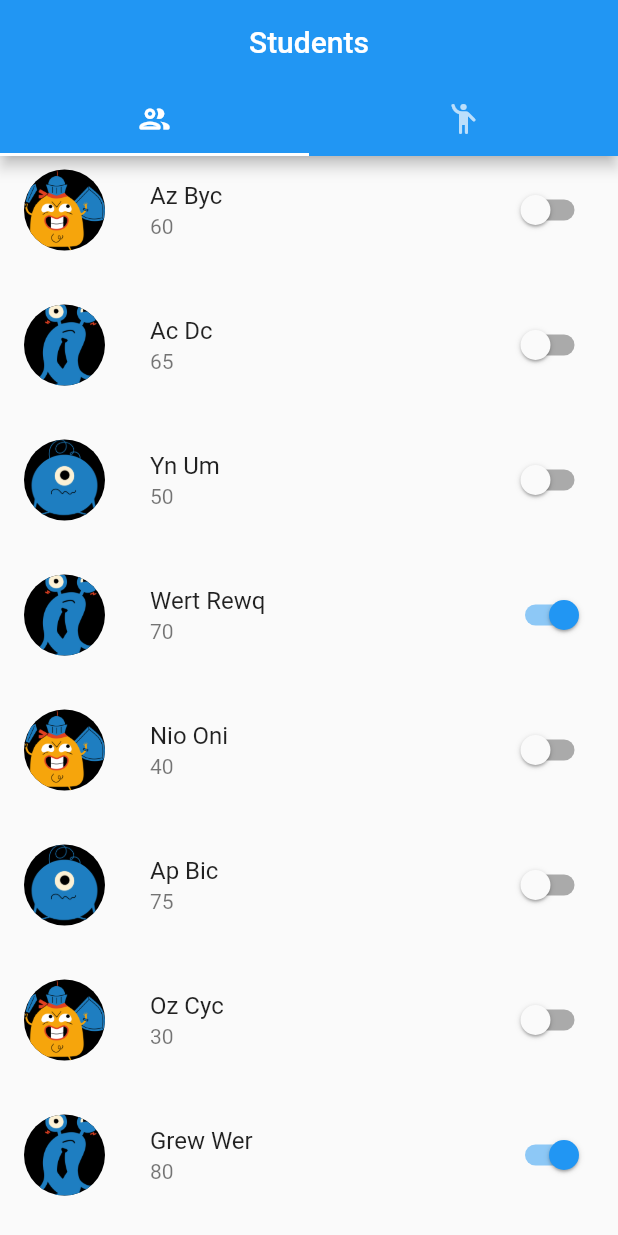
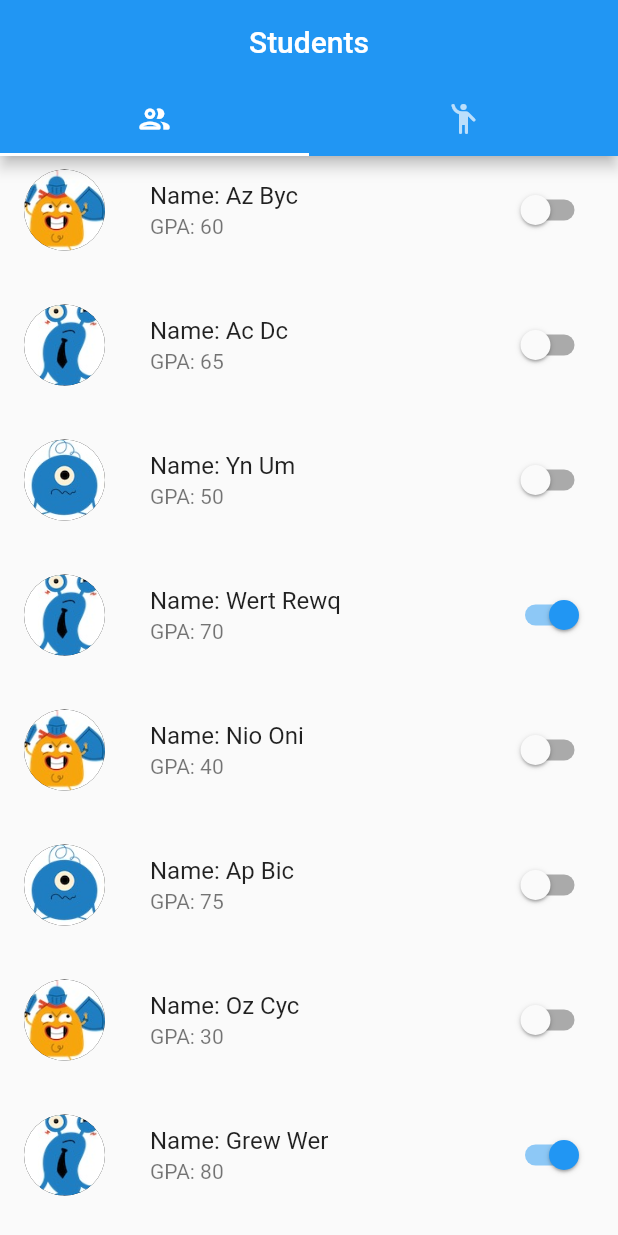
Before and after one commit to PaulRublev/devtools_flutter, a Flutter app: the screen it shows after launch, on a phone screen of 412 x 824 dp. Run offline on Flutter 3.47's test engine with Material 2 defaults, Android fonts, the phone set to English and light mode, and no system bars.

Commit message:
Refactor code

```diff
--- a/lib/main.dart
+++ b/lib/main.dart
@@ -3,5 +3,5 @@ import 'package:flutter/material.dart';
 import 'src/widgets/app.dart';
 
 void main() {
-  runApp(App());
+  runApp(const App());
 }
--- a/lib/src/student.dart
+++ b/lib/src/student.dart
@@ -12,17 +12,17 @@ class Student {
 }
 
 List<Student> students = [
-  Student('Az Byc', false, 60, 'jelly-armored.png'),
-  Student('Ac Dc', false, 65, 'jelly-confused.png'),
-  Student('Yn Um', false, 50, 'jelly-sad.png'),
-  Student('Wert Rewq', true, 70, 'jelly-confused.png'),
-  Student('Nio Oni', false, 40, 'jelly-armored.png'),
-  Student('Ap Bic', false, 75, 'jelly-sad.png'),
-  Student('Oz Cyc', false, 30, 'jelly-armored.png'),
-  Student('Grew Wer', true, 80, 'jelly-confused.png'),
-  Student('Hoj Ooui', false, 20, 'jelly-sad.png'),
-  Student('Njk Fsd', true, 85, 'jelly-armored.png'),
-  Student('Bup Pup', false, 10, 'jelly-sad.png'),
-  Student('Qdd Sdd', true, 90, 'jelly-confused.png'),
-  Student('Zom Comm', false, 0, 'jelly-armored.png'),
+  Student('Az Byc', false, 60, 'jelly-armored.jpg'),
+  Student('Ac Dc', false, 65, 'jelly-confused.jpg'),
+  Student('Yn Um', false, 50, 'jelly-sad.jpg'),
+  Student('Wert Rewq', true, 70, 'jelly-confused.jpg'),
+  Student('Nio Oni', false, 40, 'jelly-armored.jpg'),
+  Student('Ap Bic', false, 75, 'jelly-sad.jpg'),
+  Student('Oz Cyc', false, 30, 'jelly-armored.jpg'),
+  Student('Grew Wer', true, 80, 'jelly-confused.jpg'),
+  Student('Hoj Ooui', false, 20, 'jelly-sad.jpg'),
+  Student('Njk Fsd', true, 85, 'jelly-armored.jpg'),
+  Student('Bup Pup', false, 10, 'jelly-sad.jpg'),
+  Student('Qdd Sdd', true, 90, 'jelly-confused.jpg'),
+  Student('Zom Comm', false, 0, 'jelly-armored.jpg'),
 ];
--- a/lib/src/widgets/app.dart
+++ b/lib/src/widgets/app.dart
@@ -3,7 +3,7 @@ import 'package:flutter/material.dart';
 import 'home_page.dart';
 
 class App extends StatelessWidget {
-  App({super.key});
+  const App({super.key});
 
   @override
   Widget build(BuildContext context) {
--- /dev/null
+++ b/lib/src/widgets/custom_list_view.dart
@@ -0,0 +1,57 @@
+import 'package:flutter/material.dart';
+
+import '../student.dart';
+import 'custom_bottom_sheet.dart';
+import 'students_list.dart';
+
+class CustomListView extends StatefulWidget {
+  final bool isActivistsView;
+
+  const CustomListView({super.key, required this.isActivistsView});
+
+  @override
+  State<CustomListView> createState() => _CustomListViewState();
+}
+
+class _CustomListViewState extends State<CustomListView> {
+  @override
+  Widget build(BuildContext context) {
+    List<Student> students = widget.isActivistsView
+        ? StudentsList.of(context)
+                ?.students
+                .where((element) => element.isActivist)
+                .toList() ??
+            []
+        : StudentsList.of(context)?.students ?? [];
+
+    return ListView.builder(
+      itemCount: students.length,
+      itemBuilder: (context, index) {
+        return SizedBox(
+          height: 90,
+          child: ListTile(
+            horizontalTitleGap: 30,
+            leading: CircleAvatar(
+              radius: 27,
+              backgroundColor: Colors.black,
+              backgroundImage: AssetImage(students[index].avatarPath),
+            ),
+            title: Text('Name: ${students[index].name}'),
+            subtitle: Text('GPA: ${students[index].gpa}'),
+            trailing: Switch(
+              value: students[index].isActivist,
+              onChanged: (value) async {
+                await showModalBottomSheet(
+                  context: context,
+                  builder: (context) =>
+                      CustomBottomSheet(student: students[index]),
+                );
+                setState(() {});
+              },
+            ),
+          ),
+        );
+      },
+    );
+  }
+}
--- a/lib/src/widgets/home_page.dart
+++ b/lib/src/widgets/home_page.dart
@@ -1,172 +1,41 @@
 import 'package:flutter/material.dart';
 
 import '../student.dart';
+import 'custom_list_view.dart';
+import 'students_list.dart';
 
-class HomePage extends StatefulWidget {
+class HomePage extends StatelessWidget {
   HomePage({super.key});
 
-  @override
-  State<HomePage> createState() => _HomePageState();
-}
-
-class _HomePageState extends State<HomePage> {
   final List<Student> studentsList = List.castFrom(students);
 
   @override
   Widget build(BuildContext context) {
-    return MaterialApp(
+    return StudentsList(
+      students: studentsList,
+      child: MaterialApp(
         home: DefaultTabController(
           length: 2,
           child: Scaffold(
             appBar: AppBar(
-            bottom: TabBar(
-              onTap: (value) {
-                setState(() {});
-              },
+              bottom: const TabBar(
                 tabs: [
                   Tab(icon: Icon(Icons.people_outline_rounded)),
                   Tab(icon: Icon(Icons.emoji_people_rounded)),
                 ],
               ),
-            title: Text('Students'),
+              title: const Text('Students'),
               centerTitle: true,
             ),
-          body: TabBarView(
+            body: const TabBarView(
               children: [
-              makeStudentsView(),
-              makeActivistsView(),
+                CustomListView(isActivistsView: false),
+                CustomListView(isActivistsView: true),
               ],
+            ),
           ),
         ),
       ),
     );
   }
-
-  Widget makeStudentsView() {
-    return ListView.builder(
-      itemCount: studentsList.length,
-      itemBuilder: (context, index) {
-        return SizedBox(
-          height: 90,
-          child: ListTile(
-            horizontalTitleGap: 30,
-            leading: CircleAvatar(
-              radius: 27,
-              backgroundColor: Colors.black,
-              backgroundImage: AssetImage(studentsList[index].avatarPath),
-            ),
-            title: Text(studentsList[index].name),
-            subtitle: Text(studentsList[index].gpa.toString()),
-            trailing: Switch(
-              value: studentsList[index].isActivist,
-              onChanged: (value) async {
-                await showModalBottomSheet(
-                  context: context,
-                  builder: (context) => Column(
-                    mainAxisSize: MainAxisSize.min,
-                    children: [
-                      Padding(
-                        padding: EdgeInsets.all(15),
-                        child: value
-                            ? Text(
-                                'Add ${studentsList[index].name} with GPA: ${studentsList[index].gpa} to activists?',
-                              )
-                            : Text(
-                                'Remove ${studentsList[index].name} with GPA: ${studentsList[index].gpa} from activists?',
-                              ),
-                      ),
-                      Row(
-                        mainAxisAlignment: MainAxisAlignment.spaceEvenly,
-                        children: [
-                          ElevatedButton(
-                            onPressed: () {
-                              studentsList[index].isActivist = value;
-                              Navigator.pop(context);
-                            },
-                            child: Icon(Icons.check_rounded),
-                          ),
-                          OutlinedButton(
-                            onPressed: () {
-                              Navigator.pop(context);
-                            },
-                            child: Icon(Icons.close_rounded),
-                          ),
-                        ],
-                      ),
-                    ],
-                  ),
-                );
-                setState(() {});
-              },
-            ),
-          ),
-        );
-      },
-    );
 }
-
-  Widget makeActivistsView() {
-    List<Student> activistsList =
-        studentsList.where((element) => element.isActivist).toList();
-    return ListView.builder(
-      itemCount: activistsList.length,
-      itemBuilder: (context, index) {
-        return SizedBox(
-          height: 90,
-          child: ListTile(
-            horizontalTitleGap: 30,
-            leading: CircleAvatar(
-              radius: 27,
-              backgroundColor: Colors.black,
-              backgroundImage: AssetImage(activistsList[index].avatarPath),
-            ),
-            title: Text(activistsList[index].name),
-            subtitle: Text(activistsList[index].gpa.toString()),
-            trailing: Switch(
-              value: activistsList[index].isActivist,
-              onChanged: (value) async {
-                await showModalBottomSheet(
-                  context: context,
-                  builder: (context) => Column(
-                    mainAxisSize: MainAxisSize.min,
-                    children: [
-                      Padding(
-                        padding: EdgeInsets.all(15),
-                        child: value
-                            ? Text(
-                                'Add ${activistsList[index].name} with GPA: ${activistsList[index].gpa} to activists?',
-                              )
-                            : Text(
-                                'Remove ${activistsList[index].name} with GPA: ${activistsList[index].gpa} from activists?',
-                              ),
-                      ),
-                      Row(
-                        mainAxisAlignment: MainAxisAlignment.spaceEvenly,
-                        children: [
-                          ElevatedButton(
-                            onPressed: () {
-                              activistsList[index].isActivist = value;
-                              Navigator.pop(context);
-                            },
-                            child: Icon(Icons.check_rounded),
-                          ),
-                          OutlinedButton(
-                            onPressed: () {
-                              Navigator.pop(context);
-                            },
-                            child: Icon(Icons.close_rounded),
-                          ),
-                        ],
-                      ),
-                    ],
-                  ),
-                );
-                setState(() {});
-              },
-            ),
-          ),
-        );
-      },
-    );
-  }
-}
--- /dev/null
+++ b/lib/src/widgets/students_list.dart
@@ -0,0 +1,18 @@
+import 'package:flutter/material.dart';
+
+import '../student.dart';
+
+class StudentsList extends InheritedWidget {
+  const StudentsList({super.key, required super.child, required this.students});
+
+  final List<Student> students;
+
+  static StudentsList? of(BuildContext context) {
+    return context.dependOnInheritedWidgetOfExactType<StudentsList>();
+  }
+
+  @override
+  bool updateShouldNotify(StudentsList oldWidget) {
+    return true;
+  }
+}
```
Also changed, not shown: lib/src/widgets/custom_bottom_sheet.dart (added, +46 -0 lines), assets/images/jelly-armored.jpg (added), assets/images/jelly-armored.png (deleted), assets/images/jelly-confused.jpg (added), assets/images/jelly-confused.png (deleted), assets/images/jelly-sad.jpg (added), assets/images/jelly-sad.png (deleted). Lines whose indentation alone changed are shown as unchanged.
